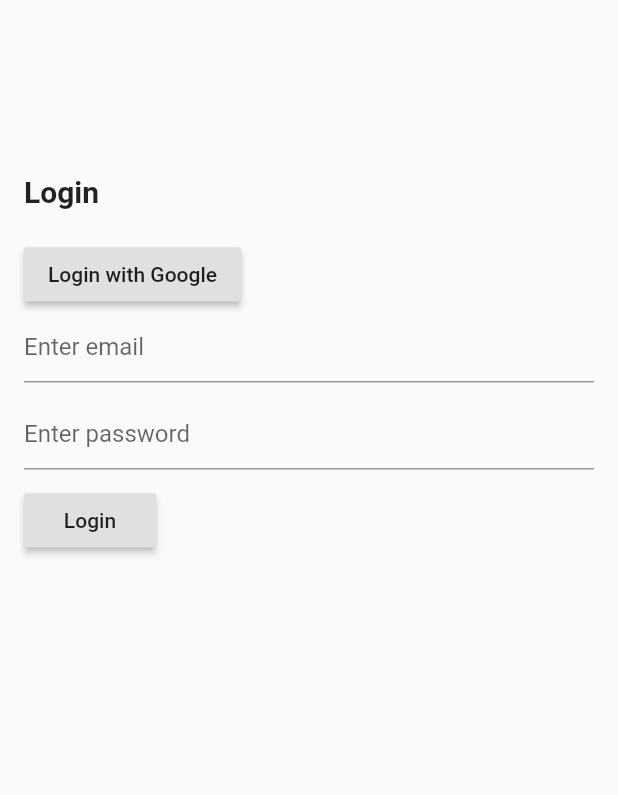
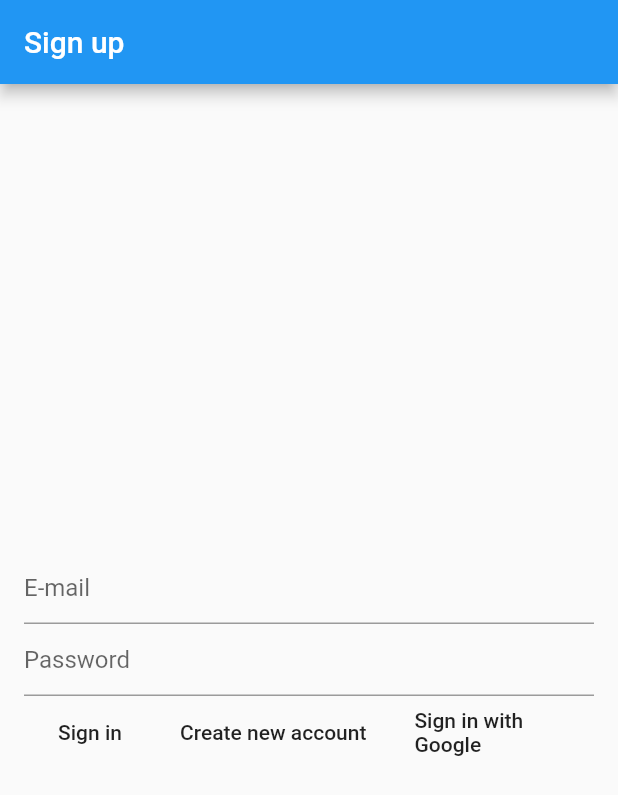
Before and after one commit to HackFest2020/StuddyBuddy, a Flutter app: the screen it shows after launch, on a phone screen of 412 x 824 dp. Shown: the top 795 px of the screen. Run offline on Flutter 3.47's test engine with Material 2 defaults, Android fonts, the phone set to English and light mode, and no system bars; our stand-ins replace firebase_auth, firebase_core, google_sign_in; accounts and stored records are empty.

Commit message:
enhanced firebase auth w/ google integration

```diff
--- a/lib/auth/auth_helper.dart
+++ /dev/null
@@ -1,31 +0,0 @@
-import 'package:firebase_auth/firebase_auth.dart';
-import 'package:google_sign_in/google_sign_in.dart';
-
-class AuthHelper {
-  static FirebaseAuth _auth = FirebaseAuth.instance;
-
-  static signInWithEmail({String email, String password}) async {
-    final res = await _auth.signInWithEmailAndPassword(
-        email: email, password: password);
-    final User user = res.user;
-    return user;
-  }
-
-  static signInWithGoogle() async {
-    GoogleSignIn googleSignIn = GoogleSignIn();
-    final acc = await googleSignIn.signIn();
-    final auth = await acc.authentication;
-    final credential = GoogleAuthProvider.credential(
-      accessToken: auth.accessToken,
-      idToken: auth.idToken
-    );
-    final res = await _auth.signInWithCredential(credential);
-    return res.user;
-
-  }
-
-  static logOut() {
-    GoogleSignIn().signOut();
-    return _auth.signOut();
-  }
-}
--- a/lib/main.dart
+++ b/lib/main.dart
@@ -1,12 +1,10 @@
 import 'package:firebase_core/firebase_core.dart';
 import 'package:firebase_auth/firebase_auth.dart';
 import 'package:flutter/material.dart';
-import 'package:study_buddy/views/home.dart';
-import 'package:study_buddy/views/signIn.dart';
+import 'package:study_buddy/screens/homepage.dart';
+import 'package:study_buddy/screens/loginpage.dart';
 
-void main() async {
-  WidgetsFlutterBinding.ensureInitialized();
-  await Firebase.initializeApp();
+void main() {
   runApp(MyApp());
 }
 
@@ -15,26 +13,54 @@ class MyApp extends StatelessWidget {
   @override
   Widget build(BuildContext context) {
     return MaterialApp(
-      title: 'Flutter Demo',
-      theme: ThemeData(
-        primarySwatch: Colors.blue,
-      ),
-      home: MainScreen(),
+      home: LandingPage(),
     );
   }
 }
 
-class MainScreen extends StatelessWidget {
+class LandingPage extends StatelessWidget {
+
+  final Future<FirebaseApp> _init = Firebase.initializeApp();
   @override
   Widget build(BuildContext context) {
-    return StreamBuilder<User>(
-      stream: FirebaseAuth.instance.authStateChanges(),
+    return FutureBuilder(
+      future: _init,
       builder: (context, snapshot) {
-        if(snapshot.hasData && snapshot.data != null) {
-          return HomePage();
+        if(snapshot.hasError) {
+          return Scaffold(
+            body: Center(
+              child: Text("Error: ${snapshot.error}"),
+            ),
+          );
         }
-        return LoginPage();
-      }
+        if (snapshot.connectionState == ConnectionState.done) {
+          // return HomePage();
+          return StreamBuilder(
+            stream: FirebaseAuth.instance.authStateChanges(),
+            builder: (context, snapshot) {
+              if (snapshot.connectionState == ConnectionState.active) {
+                User user = snapshot.data;
+                if(user == null) {
+                  return LoginPage();
+                }
+                else {
+                  return HomePage();
+                }
+              }
+          return Scaffold(
+             body: Center(
+               child: Text("Checking Authentication.."),
+                 ),
+            );
+          }
+         );
+        }
+        return Scaffold(
+          body: Center(
+            child: Text("Connecting to the app.."),
+            ),
+        );
+      },
     );
   }
 }
--- /dev/null
+++ b/lib/screens/loginpage.dart
@@ -0,0 +1,102 @@
+import 'package:firebase_auth/firebase_auth.dart';
+import 'package:flutter/material.dart';
+import 'package:google_sign_in/google_sign_in.dart';
+
+class LoginPage extends StatefulWidget {
+  LoginPage({Key key}) : super(key: key);
+
+  @override
+  _LoginPageState createState() => _LoginPageState();
+}
+
+class _LoginPageState extends State<LoginPage> {
+
+  String _email;
+  String _password;
+//////////////////////////////////////////////START FIREBASEAUTH FUNCTIONS! DON'T TOUCH!
+  Future<void> _createUser() async {
+    try {
+      UserCredential userCredential = await FirebaseAuth.instance.createUserWithEmailAndPassword(email: _email, password: _password);
+      print("User: $userCredential");
+    } on FirebaseAuthException catch (e) {
+      print("Error: $e");
+    } catch(e) {
+      print("Error: $e");
+    }
+  }
+
+  Future<void> _signIn() async {
+    try {
+      UserCredential userCredential = await FirebaseAuth.instance.signInWithEmailAndPassword(email: _email, password: _password);
+      print("User: $userCredential");
+    } on FirebaseAuthException catch (e) {
+      print("Error: $e");
+    } catch(e) {
+      print("Error: $e");
+    }
+  }
+
+  Future<void> _signInWithGoogle() async {
+    FirebaseAuth _auth = FirebaseAuth.instance;
+    GoogleSignIn googleSignIn = GoogleSignIn();
+    final acc = await googleSignIn.signIn();
+    final auth = await acc.authentication;
+    final credential = GoogleAuthProvider.credential(
+      accessToken: auth.accessToken,
+      idToken: auth.idToken
+    );
+    final res = await _auth.signInWithCredential(credential);
+    return res.user;
+  }
+/////////////////////////////////////////END FIREBASEAUTH FUNCTIONS! DON'T TOUCH!
+  @override
+  Widget build(BuildContext context) {
+   return Scaffold(
+     appBar: AppBar(
+       title: Text("Sign up"),
+     ),
+      body: Center(
+        child: Padding(
+            padding: const EdgeInsets.all(16.0),
+          child: Column(
+            mainAxisAlignment: MainAxisAlignment.center,
+            children: [
+              TextField(
+                onChanged: (value) {
+                  _email = value;
+                  print("Email: $value");
+                },
+                decoration: InputDecoration(hintText: "E-mail"),
+              ),
+              TextField(
+                 onChanged: (value) {
+                  _password = value;
+                },
+                decoration: InputDecoration(hintText: "Password"),
+              ),
+              Row(
+                mainAxisAlignment: MainAxisAlignment.center,
+               children: [
+                MaterialButton(
+                  onPressed: _signIn,
+                  child: Text("Sign in"),
+                  ),
+                MaterialButton(
+                  onPressed: _createUser,
+                  child: Text("Create new account"),
+                  ),
+                  Flexible(
+                  child: MaterialButton(
+                    onPressed: _signInWithGoogle,
+                    child: Text("Sign in with Google"),
+                    ),
+                  )
+               ],
+              )
+            ],
+          ),
+        ),
+        ),
+    );
+  }
+}
--- a/lib/views/signIn.dart
+++ /dev/null
@@ -1,82 +0,0 @@
-import 'package:flutter/material.dart';
-import 'package:study_buddy/auth/auth_helper.dart';
-
-class LoginPage extends StatefulWidget {
-  @override
-  _LoginPageState createState() => _LoginPageState();
-}
-
-class _LoginPageState extends State<LoginPage> {
-  TextEditingController _emailController;
-  TextEditingController _passwordController;
-
-  @override
-  void initState() {
-    super.initState();
-    _emailController = TextEditingController(text: "");
-    _passwordController = TextEditingController(text: "");
-  }
-
-  @override
-  Widget build(BuildContext context) {
-    return Scaffold(
-      body: SingleChildScrollView(
-        child: Padding(
-          padding: const EdgeInsets.all(16.0),
-          child: Column(
-            crossAxisAlignment: CrossAxisAlignment.start,
-            children: <Widget>[
-              const SizedBox(height: 100.0),
-              Text(
-                "Login",
-                style: TextStyle(fontWeight: FontWeight.bold, fontSize: 20.0),
-              ),
-              const SizedBox(height: 20.0),
-              RaisedButton(
-                child: Text("Login with Google"),
-                onPressed: () async {
-                  try {
-                    await AuthHelper.signInWithGoogle();
-                  } catch (e) {
-                    print(e);
-                  }
-                },
-              ),
-              TextField(
-                controller: _emailController,
-                decoration: InputDecoration(hintText: "Enter email"),
-              ),
-              const SizedBox(height: 10.0),
-              TextField(
-                controller: _passwordController,
-                obscureText: true,
-                decoration: InputDecoration(hintText: "Enter password"),
-              ),
-              const SizedBox(height: 10.0),
-              RaisedButton(
-                child: Text("Login"),
-                onPressed: () async {
-                  if (_emailController.text.isEmpty ||
-                      _passwordController.text.isEmpty) {
-                    print("Email and password cannot be empty");
-                    return;
-                  }
-                  try {
-                    final user = await AuthHelper.signInWithEmail(
-                        email: _emailController.text,
-                        password: _passwordController.text);
-                    if (user != null) {
-                      print("login successful");
-                    }
-                  } catch (e) {
-                    print(e);
-                  }
-                },
-              )
-            ],
-          ),
-        ),
-      ),
-    );
-  }
-}
```
Also changed, not shown: lib/screens/homepage.dart (added, +28 -0 lines), lib/views/home.dart (deleted, +0 -27 lines), 1 other file.
